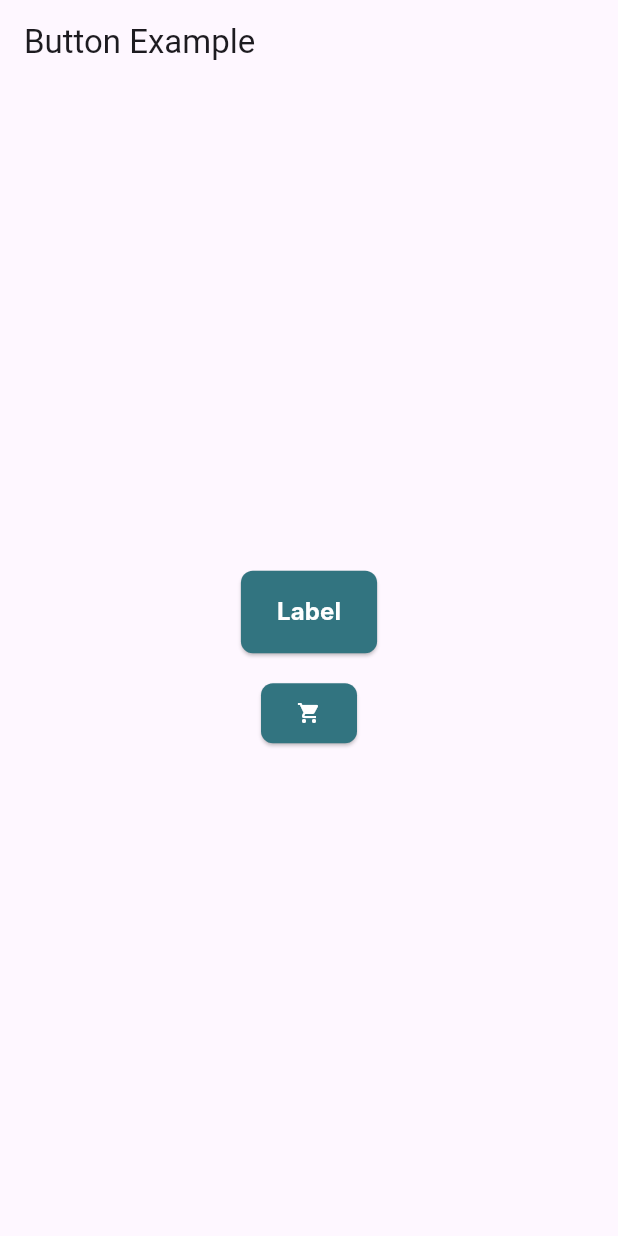
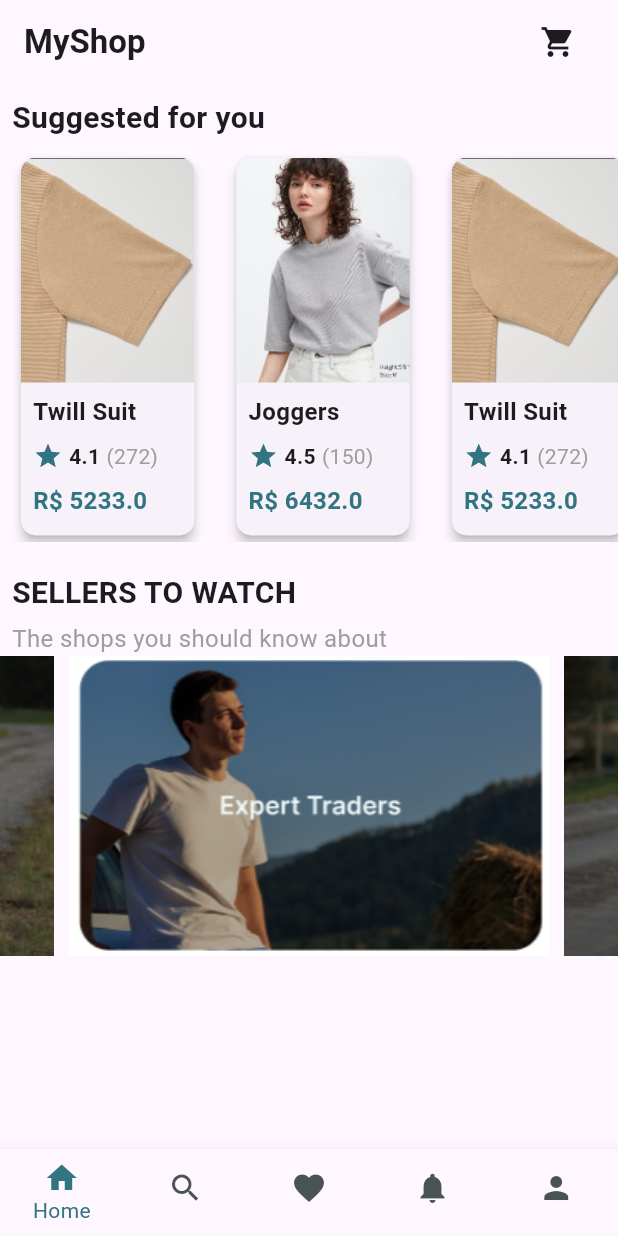
Before and after one commit to C1triniti/E-commerce-Views, a Flutter app: the screen it shows after launch, on a phone screen of 412 x 824 dp. Run offline on Flutter 3.47's test engine with Material 3 defaults, Android fonts, the phone set to English and light mode, and no system bars; drawn by our look-alikes of carousel_slider; Roboto replaces fonts that are missing (Inter).

Commit message:
Tela Início

```diff
--- a/lib/DesignSystem/Components/productcard/product_card.dart
+++ b/lib/DesignSystem/Components/productcard/product_card.dart
@@ -15,7 +15,7 @@ class ProductCard extends StatelessWidget {
   @override
   Widget build(BuildContext context) {
     return Card(
-      elevation: 5,
+      elevation: 3,
       shape: RoundedRectangleBorder(
         borderRadius: BorderRadius.circular(10),
       ),
@@ -24,7 +24,7 @@ class ProductCard extends StatelessWidget {
         children: [
           ClipRRect(
             borderRadius: const BorderRadius.vertical(top: Radius.circular(10)),
-            child: Image.network(
+            child: Image.asset(
               viewModel.imageUrl,
               height: 150,
               width: double.infinity,
@@ -45,7 +45,7 @@ class ProductCard extends StatelessWidget {
             padding: const EdgeInsets.symmetric(horizontal: 8.0),
             child: Row(
               children: [
-                const Icon(Icons.star, color: Colors.amber, size: 20),
+                const Icon(Icons.star, color: primary600, size: 20),
                 const SizedBox(width: 4),
                 Text(
                   '${viewModel.rating}',
@@ -69,7 +69,7 @@ class ProductCard extends StatelessWidget {
             padding: const EdgeInsets.all(8.0),
             child: Text(
               'R\$ ${viewModel.price}',
-              style: TextStyle(
+              style: const TextStyle(
                 fontSize: 16,
                 fontWeight: FontWeight.bold,
                 color: primary600,
--- a/lib/DesignSystem/Samples/product_card_sample_screen.dart
+++ b/lib/DesignSystem/Samples/product_card_sample_screen.dart
@@ -4,18 +4,20 @@ import '../Components/productcard/product_card_view_model.dart';
 
 
 class ProductCardSampleScreen extends StatelessWidget {
+  const ProductCardSampleScreen({super.key});
+
   @override
   Widget build(BuildContext context) {
     final List<ProductCardViewModel> viewModels = [
       ProductCardViewModel(
-        imageUrl: 'https://via.placeholder.com/150',
+        imageUrl: 'lib/Images/joggers.png',
         productName: 'Twill Suit',
         rating: 4.1,
         reviewCount: 272,
         price: 5233.00,
       ),
       ProductCardViewModel(
-        imageUrl: 'https://via.placeholder.com/150',
+        imageUrl: 'lib/Images/t-shirt.png',
         productName: 'Joggers',
         rating: 4.5,
         reviewCount: 150,
--- /dev/null
+++ b/lib/Scenes/home.dart
@@ -0,0 +1,182 @@
+import 'package:flutter/material.dart';
+import 'package:carousel_slider/carousel_slider.dart';
+import 'package:store_app/DesignSystem/Components/productCard/product_card.dart';
+import 'package:store_app/DesignSystem/Components/productCard/product_card_view_model.dart';
+import 'package:store_app/DesignSystem/Components/navBar/nav_bar.dart';
+import 'package:store_app/DesignSystem/Components/navBar/nav_bar_view_model.dart';
+
+class HomeScreen extends StatefulWidget {
+  const HomeScreen({super.key});
+
+  @override
+  _HomeScreenState createState() => _HomeScreenState();
+}
+
+class _HomeScreenState extends State<HomeScreen> {
+  int actualIndex = 0;
+
+  final List<ProductCardViewModel> productViewModels = [
+    ProductCardViewModel(
+      imageUrl: 'lib/Images/t-shirt.png',
+      productName: 'Twill Suit',
+      rating: 4.1,
+      reviewCount: 272,
+      price: 5233.00,
+    ),
+    ProductCardViewModel(
+      imageUrl: 'lib/Images/joggers.png',
+      productName: 'Joggers',
+      rating: 4.5,
+      reviewCount: 150,
+      price: 6432.00,
+    ),
+    ProductCardViewModel(
+      imageUrl: 'lib/Images/t-shirt.png',
+      productName: 'Twill Suit',
+      rating: 4.1,
+      reviewCount: 272,
+      price: 5233.00,
+    ),
+    ProductCardViewModel(
+      imageUrl: 'lib/Images/joggers.png',
+      productName: 'Joggers',
+      rating: 4.5,
+      reviewCount: 150,
+      price: 6432.00,
+    ),
+    // Adicione mais cartões conforme necessário
+  ];
+
+  final List<String> rectangularImageUrls = [
+    'lib/Images/traders.png',
+    'lib/Images/ace.png',
+    // Adicione mais URLs conforme necessário
+  ];
+
+  @override
+  Widget build(BuildContext context) {
+    return Scaffold(
+      appBar: AppBar(
+        title: Row(
+          mainAxisAlignment: MainAxisAlignment.spaceBetween,
+          children: [
+            const Text(
+              'MyShop',
+              style: TextStyle(
+                fontWeight: FontWeight.bold,
+              ),
+            ),
+            IconButton(
+              icon: const Icon(Icons.shopping_cart),
+              onPressed: () {},
+            ),
+          ],
+        ),
+      ),
+      body: SingleChildScrollView(
+        child: Column(
+          crossAxisAlignment: CrossAxisAlignment.start,  // Alinhamento à esquerda da coluna principal
+          children: [
+            const Padding(
+              padding: EdgeInsets.all(8.0),  // Adicionando padding para o título
+              child: Text(
+                'Suggested for you',
+                style: TextStyle(
+                  fontSize: 20,
+                  fontWeight: FontWeight.bold,
+                ),
+              ),
+            ),
+            SizedBox(
+              height: 260,
+              child: ListView.builder(
+                scrollDirection: Axis.horizontal,
+                itemCount: productViewModels.length,
+                itemBuilder: (context, index) {
+                  return Container(
+                    width: MediaQuery.of(context).size.width * 0.3,
+                    margin: const EdgeInsets.symmetric(horizontal: 10.0),
+                    child: ProductCard.instantiate(viewModel: productViewModels[index]),
+                  );
+                },
+              ),
+            ),
+            const SizedBox(height: 20),
+            const Padding(
+              padding: EdgeInsets.symmetric(horizontal: 8.0),  // Adicionando padding horizontal
+              child: Column(
+                crossAxisAlignment: CrossAxisAlignment.start,  // Alinhamento à esquerda da coluna
+                children: [
+                  Text(
+                    'SELLERS TO WATCH',
+                    style: TextStyle(
+                      fontSize: 20,
+                      fontWeight: FontWeight.bold,
+                    ),
+                  ),
+                  SizedBox(height: 4),
+                  Text(
+                    'The shops you should know about',
+                    style: TextStyle(
+                      fontSize: 16,
+                      color: Colors.grey,
+                    ),
+                  ),
+                ],
+              ),
+            ),
+            CarouselSlider(
+              options: CarouselOptions(
+                height: 200.0,
+                enableInfiniteScroll: true,
+              ),
+              items: rectangularImageUrls.map((url) {
+                return Builder(
+                  builder: (BuildContext context) {
+                    return Container(
+                      width: MediaQuery.of(context).size.width,
+                      margin: const EdgeInsets.symmetric(horizontal: 5.0),
+                      child: Image.asset(url, fit: BoxFit.cover),
+                    );
+                  },
+                );
+              }).toList(),
+            ),
+          ],
+        ),
+      ),
+      bottomNavigationBar: BottomTabBar.instantiate(
+        viewModel: BottomTabBarViewModel(
+          bottomTabs: [
+            const BottomNavigationBarItem(
+              icon: Icon(Icons.home),
+              label: "Home",
+            ),
+            const BottomNavigationBarItem(
+              icon: Icon(Icons.search),
+              label: "Search",
+            ),
+            const BottomNavigationBarItem(
+              icon: Icon(Icons.favorite),
+              label: "Favorites",
+            ),
+            const BottomNavigationBarItem(
+              icon: Icon(Icons.notifications),
+              label: "Notifications",
+            ),
+            const BottomNavigationBarItem(
+              icon: Icon(Icons.person),
+              label: "Profile",
+            ),
+          ],
+          onIndexChanged: (index) {
+            setState(() {
+              actualIndex = index;
+            });
+          },
+        ),
+        currentIndex: actualIndex,
+      ),
+    );
+  }
+}
--- a/lib/main.dart
+++ b/lib/main.dart
@@ -3,6 +3,7 @@ import 'package:store_app/DesignSystem/Samples/main_button_sample_screen.dart';
 import 'package:store_app/DesignSystem/Samples/nav_bar_sample_screen.dart';
 import 'package:store_app/DesignSystem/Samples/product_card_sample_screen.dart';
 import 'package:store_app/DesignSystem/Samples/search_bar_sample_screen.dart';
+import 'package:store_app/Scenes/home.dart';
 
 void main() {
   runApp(MyApp());
@@ -16,7 +17,7 @@ class MyApp extends StatelessWidget {
       theme: ThemeData(
         primarySwatch: Colors.blue,
       ),
-      home: ButtonSampleScreen(),
+      home: const HomeScreen(),
     );
   }
 }
```
Also changed, not shown: pubspec.yaml (+4 -3 lines), lib/Images/ace.png (added), lib/Images/joggers.png (added), lib/Images/t-shirt.png (added), lib/Images/traders.png (added), pubspec.lock.
